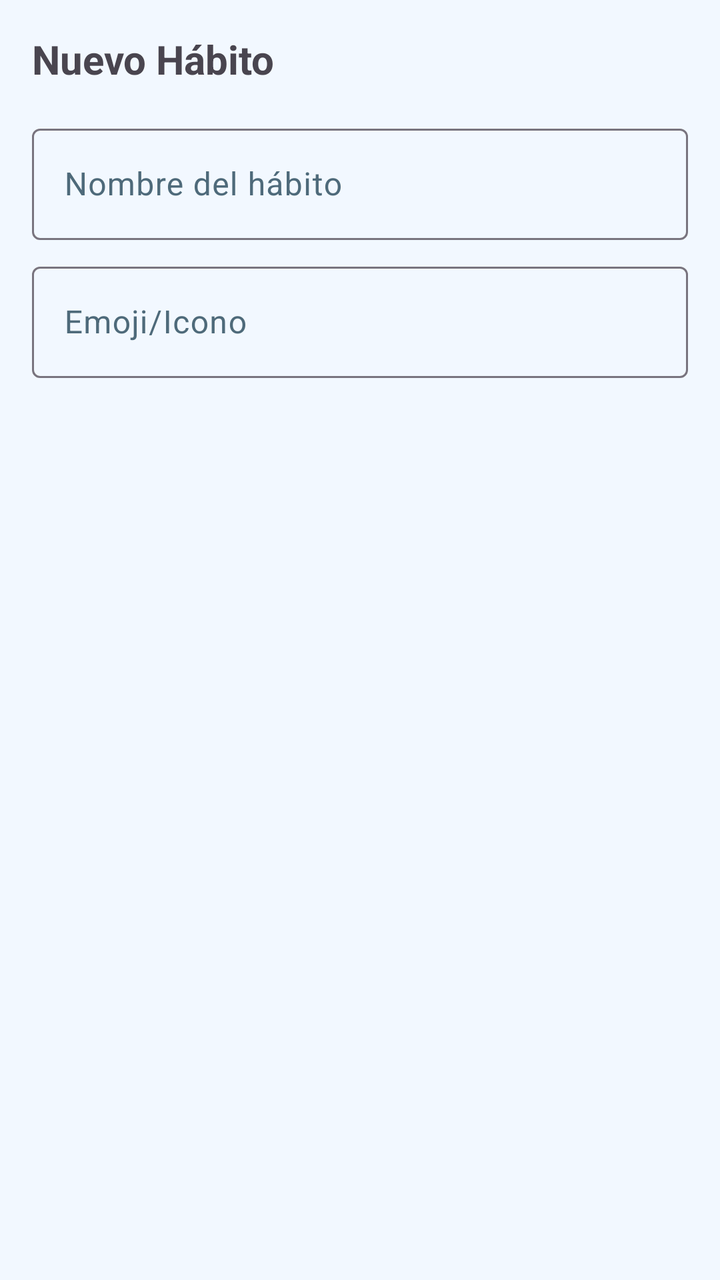
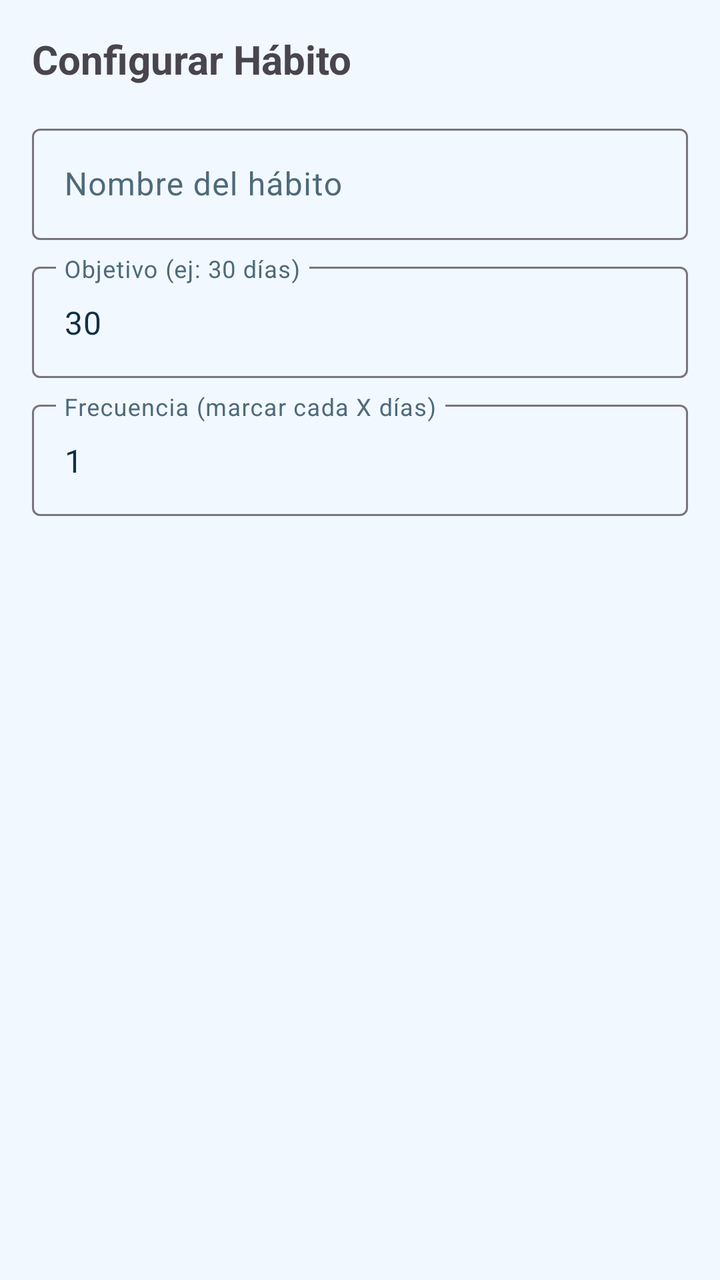

Compare the two renders of this Android layout. The source of the first and the diff that turns it into the second are given below.
<!-- AndroidManifest.xml: application theme Theme.DiaCero -->
<!-- res/layout/dialog_add_habit.xml -->
<?xml version="1.0" encoding="utf-8"?>
<LinearLayout xmlns:android="http://schemas.android.com/apk/res/android"
    android:layout_width="match_parent"
    android:layout_height="wrap_content"
    android:orientation="vertical"
    android:padding="16dp">

    <TextView
        android:layout_width="match_parent"
        android:layout_height="wrap_content"
        android:text="Nuevo Hábito"
        android:textSize="20sp"
        android:textStyle="bold"
        android:paddingBottom="16dp" />

    <com.google.android.material.textfield.TextInputLayout
        android:layout_width="match_parent"
        android:layout_height="wrap_content"
        android:hint="Nombre del hábito">

        <com.google.android.material.textfield.TextInputEditText
            android:id="@+id/etHabitName"
            android:layout_width="match_parent"
            android:layout_height="wrap_content"
            android:inputType="textCapSentences" />
    </com.google.android.material.textfield.TextInputLayout>

    <com.google.android.material.textfield.TextInputLayout
        android:layout_width="match_parent"
        android:layout_height="wrap_content"
        android:layout_marginTop="8dp"
        android:hint="Emoji/Icono">

        <com.google.android.material.textfield.TextInputEditText
            android:id="@+id/etHabitIcon"
            android:layout_width="match_parent"
            android:layout_height="wrap_content"
            android:inputType="textShortMessage" />
    </com.google.android.material.textfield.TextInputLayout>

</LinearLayout>
<!-- resources referenced by this layout -->
<resources>
  <style name="Theme.DiaCero" parent="Base.Theme.DiaCero" />
  <style name="Base.Theme.DiaCero" parent="Theme.Material3.DayNight.NoActionBar">
          
          <item name="colorPrimary">@color/primary</item>
          <item name="colorOnPrimary">@color/white</item>
          <item name="colorSecondary">@color/secondary</item>
          <item name="colorOnSecondary">@color/white</item>
  
          
          <item name="android:windowBackground">@color/background</item>
          <item name="colorSurface">@color/surface</item>
          <item name="colorSurfaceVariant">@color/surface_variant</item>
          <item name="colorOnSurface">@color/text_primary</item>
          <item name="colorOnSurfaceVariant">@color/text_secondary</item>
      </style>
  <color name="primary">#0F6CBD</color>
  <color name="white">#FFFFFFFF</color>
  <color name="secondary">#00A884</color>
  <color name="background">#F2F8FF</color>
  <color name="surface">#FFFFFF</color>
  <color name="surface_variant">#E6F2FF</color>
  <color name="text_primary">#103046</color>
  <color name="text_secondary">#4E6A7A</color>
</resources>

<!-- the commit's change to res/layout/dialog_add_habit.xml (unified diff, before → after) -->
@@ -8,7 +8,7 @@
     <TextView
         android:layout_width="match_parent"
         android:layout_height="wrap_content"
-        android:text="Nuevo Hábito"
+        android:text="Configurar Hábito"
         android:textSize="20sp"
         android:textStyle="bold"
         android:paddingBottom="16dp" />
@@ -29,13 +29,28 @@
         android:layout_width="match_parent"
         android:layout_height="wrap_content"
         android:layout_marginTop="8dp"
-        android:hint="Emoji/Icono">
+        android:hint="Objetivo (ej: 30 días)">
 
         <com.google.android.material.textfield.TextInputEditText
-            android:id="@+id/etHabitIcon"
+            android:id="@+id/etHabitGoal"
             android:layout_width="match_parent"
             android:layout_height="wrap_content"
-            android:inputType="textShortMessage" />
+            android:inputType="number"
+            android:text="30" />
+    </com.google.android.material.textfield.TextInputLayout>
+
+    <com.google.android.material.textfield.TextInputLayout
+        android:layout_width="match_parent"
+        android:layout_height="wrap_content"
+        android:layout_marginTop="8dp"
+        android:hint="Frecuencia (marcar cada X días)">
+
+        <com.google.android.material.textfield.TextInputEditText
+            android:id="@+id/etHabitFrequency"
+            android:layout_width="match_parent"
+            android:layout_height="wrap_content"
+            android:inputType="number"
+            android:text="1" />
     </com.google.android.material.textfield.TextInputLayout>
 
 </LinearLayout>
